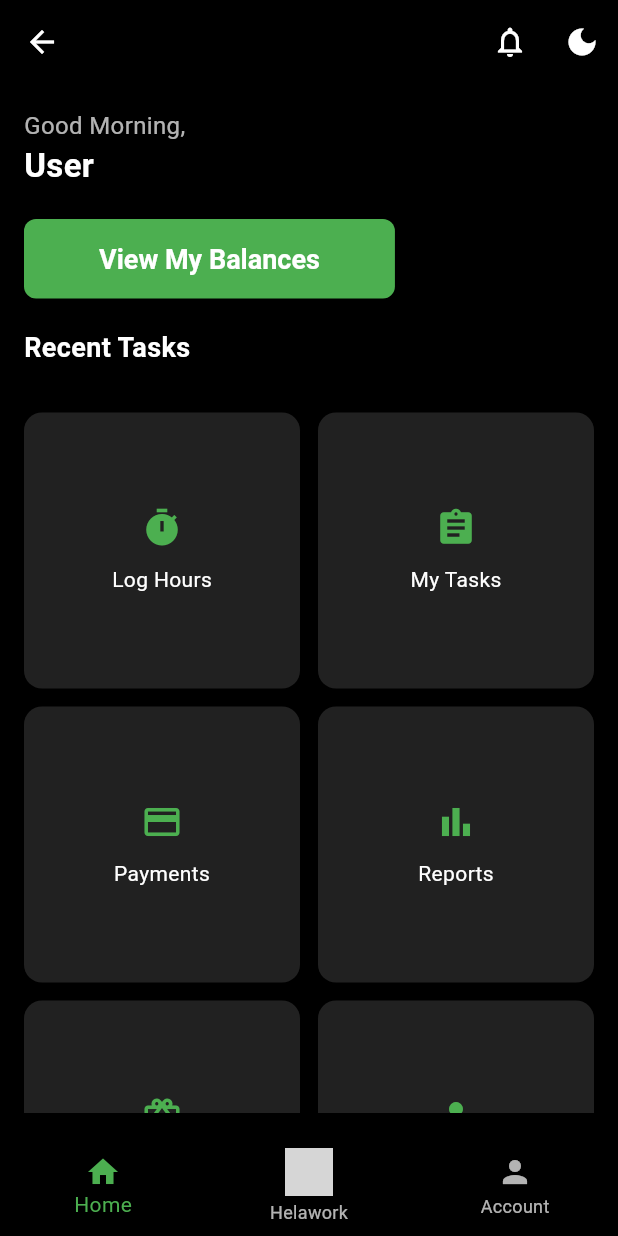
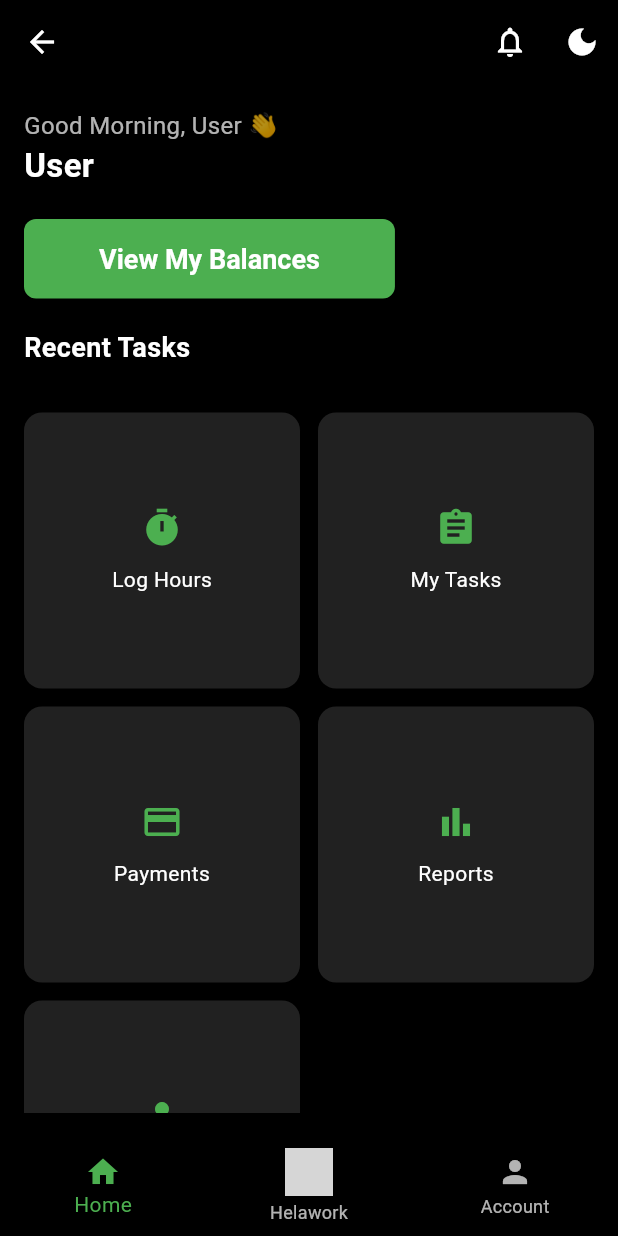
Before and after one commit to machageDev/system-helawork, a Flutter app: the DashboardPage screen opened directly, on a phone screen of 412 x 824 dp. Run offline on Flutter 3.47's test engine with Material 3 defaults, Android fonts, the phone set to English and light mode, and no system bars; network calls fail; grey boxes are pictures that could not be loaded.

Commit message:
Fix greeting in DashboardPage by using userName instead of undefined loggedInUser

```diff
--- a/flutterapp/helawork_app/lib/home/dashboard_page.dart
+++ b/flutterapp/helawork_app/lib/home/dashboard_page.dart
@@ -12,7 +12,7 @@ class _DashboardPageState extends State<DashboardPage> {
   String userName = "User";
   double totalEarnings = 0.0;
   List<dynamic> recentTasks = [];
-  bool isDarkTheme = true; // theme state
+  bool isDarkTheme = true;
 
   @override
   void initState() {
@@ -37,11 +37,12 @@ class _DashboardPageState extends State<DashboardPage> {
     }
   }
 
-  String _getGreeting() {
+  String _getGreeting(String name) {
     final hour = DateTime.now().hour;
-    if (hour < 12) return "Good Morning";
-    if (hour < 18) return "Good Afternoon";
-    return "Good Evening";
+
+    if (hour < 12) return "Good Morning, $name 👋";
+    if (hour < 18) return "Good Afternoon, $name 👋";
+    return "Good Evening, $name 👋";
   }
 
   @override
@@ -74,13 +75,17 @@ class _DashboardPageState extends State<DashboardPage> {
             crossAxisAlignment: CrossAxisAlignment.start,
             children: [
               // Greeting
-              Text("${_getGreeting()},",
-                  style: TextStyle(color: subTextColor, fontSize: 16)),
-              Text(userName,
-                  style: TextStyle(
-                      color: textColor,
-                      fontSize: 22,
-                      fontWeight: FontWeight.bold)),
+              Text(
+                _getGreeting(userName),
+                style: TextStyle(color: subTextColor, fontSize: 16),
+              ),
+              Text(
+                userName,
+                style: TextStyle(
+                    color: textColor,
+                    fontSize: 22,
+                    fontWeight: FontWeight.bold),
+              ),
               const SizedBox(height: 20),
 
               ElevatedButton(
@@ -115,7 +120,6 @@ class _DashboardPageState extends State<DashboardPage> {
 
               const SizedBox(height: 20),
 
-              // Feature Grid
               GridView.count(
                 crossAxisCount: 2,
                 shrinkWrap: true,
@@ -127,7 +131,6 @@ class _DashboardPageState extends State<DashboardPage> {
                   _buildFeature(Icons.assignment, "My Tasks", textColor),
                   _buildFeature(Icons.payment, "Payments", textColor),
                   _buildFeature(Icons.bar_chart, "Reports", textColor),
-                  _buildFeature(Icons.card_giftcard, "Rewards", textColor),
                   _buildFeature(Icons.person, "Profile", textColor),
                 ],
               ),
@@ -145,7 +148,7 @@ class _DashboardPageState extends State<DashboardPage> {
           const BottomNavigationBarItem(
               icon: Icon(Icons.home), label: "Home"),
           BottomNavigationBarItem(
-            icon: Image.asset("assets/helawork_logo.png", height: 32),
+            icon: Image.asset("assets/images/helawork_logo.png", height: 32),
             label: "Helawork",
           ),
           const BottomNavigationBarItem(
@@ -206,7 +209,8 @@ class _DashboardPageState extends State<DashboardPage> {
                     fontSize: 16,
                     fontWeight: FontWeight.bold)),
             Text(hours,
-                style: TextStyle(color: textColor.withOpacity(0.7), fontSize: 14)),
+                style: TextStyle(
+                    color: textColor.withOpacity(0.7), fontSize: 14)),
           ]),
           Container(
             padding: const EdgeInsets.symmetric(horizontal: 10, vertical: 6),
```
